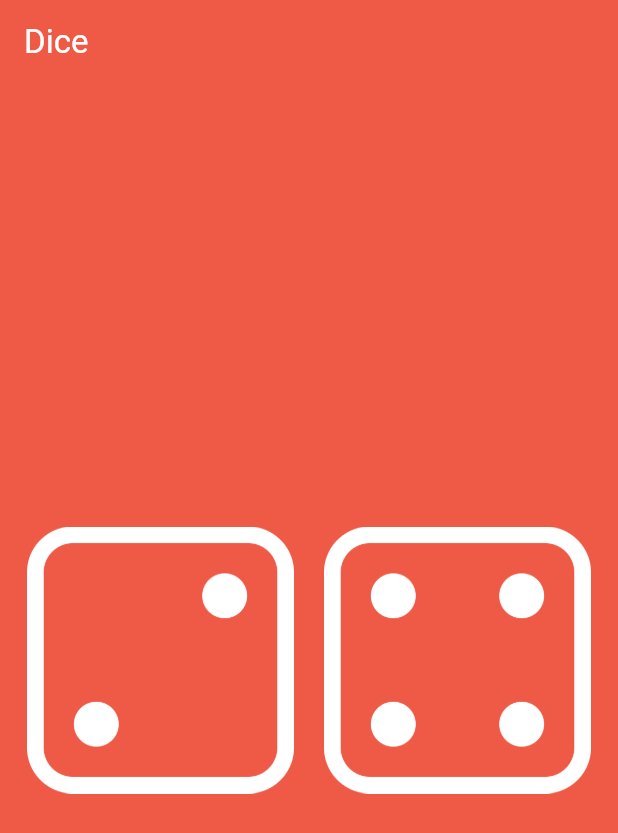
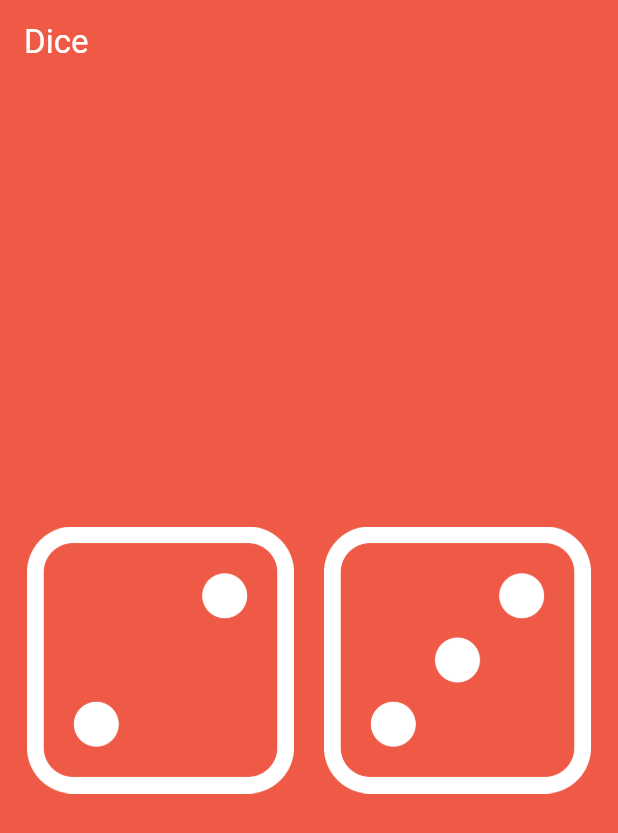
Before and after one commit to azackmatoff/lion_sabak_04, a Flutter app: the screen it shows after launch, on a phone screen of 412 x 824 dp. Shown: the top 833 px of the screen. Run offline on Flutter 3.47's test engine with Material 3 defaults, Android fonts, the phone set to English and light mode, and no system bars; our stand-ins replace flutter_bloc, flutter_riverpod, get, riverpod_annotation; generated files the repository leaves out were written again.

Commit message:
added bloc, finished

```diff
--- /dev/null
+++ b/lib/bloc_app/bloc_app/bloc/dice_page_bloc.dart
@@ -0,0 +1,15 @@
+import 'package:flutter_bloc/flutter_bloc.dart';
+import 'package:lion_sabak_04/bloc_app/bloc_app/bloc/dice_page_bloc_event.dart';
+import 'package:lion_sabak_04/bloc_app/bloc_app/bloc/dice_page_bloc_state.dart';
+import 'package:lion_sabak_04/services/dice_services.dart';
+
+class DicePageBloc extends Bloc<DicePageBlocEvent, DicePageBlocState> {
+  DicePageBloc() : super(DicePageBlocState(diceOne: 2, diceTwo: 3)) {
+    on<DiceEvent>((event, emit) {
+      final dice1 = DiceServices.throwDice1();
+      final dice2 = DiceServices.throwDice2();
+
+      emit(DicePageBlocState(diceOne: dice1, diceTwo: dice2));
+    });
+  }
+}
--- /dev/null
+++ b/lib/bloc_app/bloc_app/bloc/dice_page_bloc_event.dart
@@ -0,0 +1,3 @@
+sealed class DicePageBlocEvent {}
+
+class DiceEvent extends DicePageBlocEvent {}
--- /dev/null
+++ b/lib/bloc_app/bloc_app/bloc/dice_page_bloc_state.dart
@@ -0,0 +1,9 @@
+class DicePageBlocState {
+  final int diceOne;
+  final int diceTwo;
+
+  DicePageBlocState({
+    required this.diceOne,
+    required this.diceTwo,
+  });
+}
--- /dev/null
+++ b/lib/bloc_app/bloc_app/ui/bloc_dice_page.dart
@@ -0,0 +1,52 @@
+import 'dart:developer';
+
+import 'package:flutter/material.dart';
+
+import 'package:flutter_bloc/flutter_bloc.dart';
+import 'package:lion_sabak_04/bloc_app/bloc_app/bloc/dice_page_bloc.dart';
+import 'package:lion_sabak_04/bloc_app/bloc_app/bloc/dice_page_bloc_event.dart';
+import 'package:lion_sabak_04/bloc_app/bloc_app/bloc/dice_page_bloc_state.dart';
+
+import 'package:lion_sabak_04/bloc_app/cubit_app/cubit/dice_page_cubit.dart';
+import 'package:lion_sabak_04/bloc_app/cubit_app/cubit/dice_page_cubit_state.dart';
+import 'package:lion_sabak_04/common/widgets/dice_widget.dart';
+
+class BlocDicePage extends StatelessWidget {
+  const BlocDicePage({super.key});
+
+  @override
+  Widget build(BuildContext context) {
+    log('BlocDicePage');
+
+    return Scaffold(
+      backgroundColor: const Color(0xffEE5A46),
+      appBar: AppBar(
+        backgroundColor: Colors.transparent,
+        title: const Text(
+          'Dice',
+          style: TextStyle(color: Colors.white),
+        ),
+      ),
+      body: Center(
+        child: Padding(
+          padding: const EdgeInsets.symmetric(horizontal: 18.0),
+          child: BlocBuilder<DicePageBloc, DicePageBlocState>(
+            builder: (context, state) {
+              return InkWell(
+                onTap: () => context.read<DicePageBloc>().add(DiceEvent()),
+                child: Row(
+                  mainAxisAlignment: MainAxisAlignment.center,
+                  children: [
+                    DiceWidget(diceNumber: state.diceOne),
+                    const SizedBox(width: 20),
+                    DiceWidget(diceNumber: state.diceTwo),
+                  ],
+                ),
+              );
+            },
+          ),
+        ),
+      ),
+    );
+  }
+}
--- a/lib/main.dart
+++ b/lib/main.dart
@@ -2,6 +2,8 @@ import 'package:flutter/material.dart';
 import 'package:flutter_bloc/flutter_bloc.dart';
 import 'package:flutter_riverpod/flutter_riverpod.dart';
 import 'package:get/get.dart';
+import 'package:lion_sabak_04/bloc_app/bloc_app/bloc/dice_page_bloc.dart';
+import 'package:lion_sabak_04/bloc_app/bloc_app/ui/bloc_dice_page.dart';
 import 'package:lion_sabak_04/bloc_app/cubit_app/cubit/dice_page_cubit.dart';
 import 'package:lion_sabak_04/bloc_app/cubit_app/ui/cubit_dice_page.dart';
 import 'package:lion_sabak_04/getx_app/ui/pages/getx_dice_page.dart';
@@ -11,10 +13,11 @@ import 'package:lion_sabak_04/riverpod_app/ui/pages/dice_page_with_riverpod.dart
 import 'package:lion_sabak_04/riverpod_app/ui/pages/new_dice_page_with_riverpod.dart';
 
 void main() {
-  runAppWithRiverpod(isNew: false);
+  // runAppWithRiverpod(isNew: false);
   // runAppWithFlutter();
   // runAppWithGetx();
-  // runAppWithBloc();
+  // runAppWithCubit();
+  runAppWithBloc();
 }
 
 void runAppWithFlutter() {
@@ -31,6 +34,10 @@ void runAppWithRiverpod({required bool isNew}) {
 
 void runAppWithGetx() {
   runApp(const MyGetxApp());
+}
+
+void runAppWithCubit() {
+  runApp(const MyCubitApp());
 }
 
 void runAppWithBloc() {
@@ -99,8 +106,8 @@ class MyGetxApp extends StatelessWidget {
 }
 
 /// bul bLoc menen ishtegen prilojenie
-class MyBlocApp extends StatelessWidget {
-  const MyBlocApp({super.key});
+class MyCubitApp extends StatelessWidget {
+  const MyCubitApp({super.key});
 
   @override
   Widget build(BuildContext context) {
@@ -117,3 +124,23 @@ class MyBlocApp extends StatelessWidget {
     );
   }
 }
+
+/// bul bLoc menen ishtegen prilojenie
+class MyBlocApp extends StatelessWidget {
+  const MyBlocApp({super.key});
+
+  @override
+  Widget build(BuildContext context) {
+    return MaterialApp(
+      title: 'Flutter Demo',
+      theme: ThemeData(
+        colorScheme: ColorScheme.fromSeed(seedColor: Colors.deepPurple),
+        useMaterial3: true,
+      ),
+      home: BlocProvider(
+        create: (context) => DicePageBloc(),
+        child: const BlocDicePage(),
+      ),
+    );
+  }
+}
```
